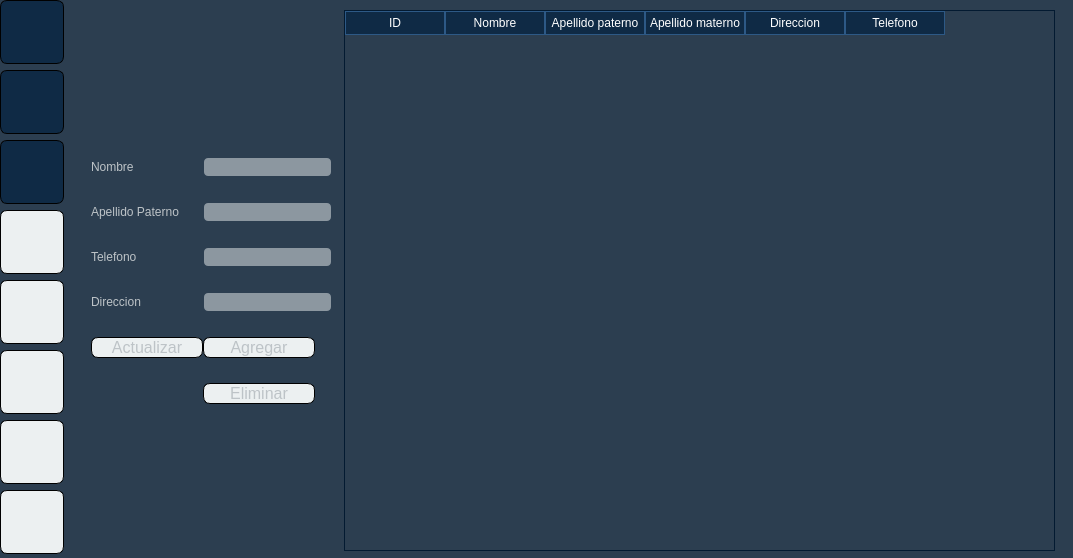
Old version of the form Ing_Soft_II-Constructora-master/HomePage.ui in the repository Alan-Yehoshua/Ing_Soft_II-Constructora.
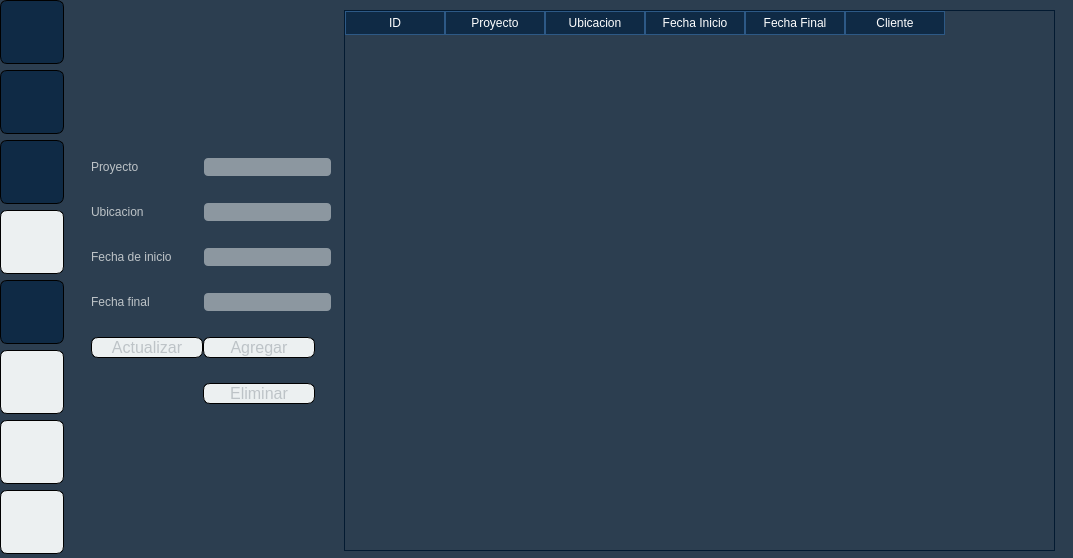
New version of the form. The open tabs and pages were chosen to show the change. Icons and pictures are not drawn.

Commit message: New Page and function

What changed in the file:
```diff
--- a/Ing_Soft_II-Constructora-master/HomePage.ui
+++ b/Ing_Soft_II-Constructora-master/HomePage.ui
@@ -244,6 +244,15 @@
        <property name="toolTip">
         <string>Obras</string>
        </property>
+       <property name="styleSheet">
+        <string notr="true">#BuildingButton {
+    border: 1px solid black;
+    border-radius: 7px;
+    background: #0F2A45;
+}
+
+#BuildingButton:hover {background: #2D5986;}</string>
+       </property>
        <property name="icon">
         <iconset>
          <normaloff>Icon/organization-32.ico</normaloff>Icon/organization-32.ico</iconset>
@@ -600,12 +609,7 @@
          </column>
          <column>
           <property name="text">
-           <string>Apellido paterno</string>
-          </property>
-         </column>
-         <column>
-          <property name="text">
-           <string>Apellido materno</string>
+           <string>ApellidoP</string>
           </property>
          </column>
          <column>
@@ -945,9 +949,255 @@
            <string>Contraseña</string>
           </property>
          </column>
+        </widget>
+       </item>
+      </layout>
+     </widget>
+    </widget>
+    <widget class="QWidget" name="page_Building">
+     <widget class="QWidget" name="horizontalLayoutWidget_3">
+      <property name="geometry">
+       <rect>
+        <x>0</x>
+        <y>0</y>
+        <width>991</width>
+        <height>541</height>
+       </rect>
+      </property>
+      <layout class="QHBoxLayout" name="horizontalLayout_4" stretch="0,0">
+       <property name="spacing">
+        <number>12</number>
+       </property>
+       <property name="sizeConstraint">
+        <enum>QLayout::SetMaximumSize</enum>
+       </property>
+       <property name="leftMargin">
+        <number>6</number>
+       </property>
+       <property name="rightMargin">
+        <number>6</number>
+       </property>
+       <item>
+        <layout class="QFormLayout" name="formLayout_4">
+         <property name="sizeConstraint">
+          <enum>QLayout::SetFixedSize</enum>
+         </property>
+         <property name="labelAlignment">
+          <set>Qt::AlignJustify|Qt::AlignVCenter</set>
+         </property>
+         <property name="formAlignment">
+          <set>Qt::AlignJustify|Qt::AlignVCenter</set>
+         </property>
+         <property name="horizontalSpacing">
+          <number>0</number>
+         </property>
+         <property name="verticalSpacing">
+          <number>25</number>
+         </property>
+         <property name="leftMargin">
+          <number>15</number>
+         </property>
+         <item row="0" column="0">
+          <widget class="QLabel" name="ProyectLabel">
+           <property name="text">
+            <string>Proyecto</string>
+           </property>
+          </widget>
+         </item>
+         <item row="0" column="1">
+          <widget class="QLineEdit" name="Proyect">
+           <property name="sizePolicy">
+            <sizepolicy hsizetype="Fixed" vsizetype="Fixed">
+             <horstretch>150</horstretch>
+             <verstretch>0</verstretch>
+            </sizepolicy>
+           </property>
+          </widget>
+         </item>
+         <item row="1" column="0">
+          <widget class="QLabel" name="UbicationLabel">
+           <property name="text">
+            <string>Ubicacion</string>
+           </property>
+          </widget>
+         </item>
+         <item row="1" column="1">
+          <widget class="QLineEdit" name="Ubication">
+           <property name="sizePolicy">
+            <sizepolicy hsizetype="Fixed" vsizetype="Fixed">
+             <horstretch>0</horstretch>
+             <verstretch>0</verstretch>
+            </sizepolicy>
+           </property>
+          </widget>
+         </item>
+         <item row="2" column="0">
+          <widget class="QLabel" name="StartDateLabel">
+           <property name="text">
+            <string>Fecha de inicio</string>
+           </property>
+          </widget>
+         </item>
+         <item row="2" column="1">
+          <widget class="QLineEdit" name="StartDate">
+           <property name="sizePolicy">
+            <sizepolicy hsizetype="Fixed" vsizetype="Fixed">
+             <horstretch>100</horstretch>
+             <verstretch>0</verstretch>
+            </sizepolicy>
+           </property>
+          </widget>
+         </item>
+         <item row="3" column="0">
+          <widget class="QLabel" name="EndDateLabel">
+           <property name="text">
+            <string>Fecha final</string>
+           </property>
+          </widget>
+         </item>
+         <item row="3" column="1">
+          <widget class="QLineEdit" name="EndDate">
+           <property name="sizePolicy">
+            <sizepolicy hsizetype="Fixed" vsizetype="Fixed">
+             <horstretch>0</horstretch>
+             <verstretch>0</verstretch>
+            </sizepolicy>
+           </property>
+          </widget>
+         </item>
+         <item row="4" column="0">
+          <widget class="QPushButton" name="UpdateBuilding">
+           <property name="font">
+            <font>
+             <pointsize>12</pointsize>
+            </font>
+           </property>
+           <property name="cursor">
+            <cursorShape>PointingHandCursor</cursorShape>
+           </property>
+           <property name="text">
+            <string>Actualizar</string>
+           </property>
+          </widget>
+         </item>
+         <item row="4" column="1">
+          <widget class="QPushButton" name="AddBuilding">
+           <property name="sizePolicy">
+            <sizepolicy hsizetype="Fixed" vsizetype="Fixed">
+             <horstretch>0</horstretch>
+             <verstretch>0</verstretch>
+            </sizepolicy>
+           </property>
+           <property name="font">
+            <font>
+             <pointsize>12</pointsize>
+            </font>
+           </property>
+           <property name="cursor">
+            <cursorShape>PointingHandCursor</cursorShape>
+           </property>
+           <property name="text">
+            <string>Agregar</string>
+           </property>
+          </widget>
+         </item>
+         <item row="5" column="1">
+          <widget class="QPushButton" name="DeleteBuilding">
+           <property name="sizePolicy">
+            <sizepolicy hsizetype="Fixed" vsizetype="Fixed">
+             <horstretch>0</horstretch>
+             <verstretch>0</verstretch>
+            </sizepolicy>
+           </property>
+           <property name="font">
+            <font>
+             <pointsize>12</pointsize>
+            </font>
+           </property>
+           <property name="cursor">
+            <cursorShape>PointingHandCursor</cursorShape>
+           </property>
+           <property name="text">
+            <string>Eliminar</string>
+           </property>
+          </widget>
+         </item>
+        </layout>
+       </item>
+       <item>
+        <widget class="QTableWidget" name="TableBuilding">
+         <property name="font">
+          <font>
+           <pointsize>10</pointsize>
+          </font>
+         </property>
+         <property name="styleSheet">
+          <string notr="true">    QHeaderView::section {
+        background-color: #0F2A45;   /* Fondo del encabezado */
+        color: white;                /* Color del texto */
+        border: 1px solid #2D5986;   /* Bordes del encabezado */
+		padding: 2px;
+    }
+
+    QTableWidget::item {
+        border: 1px solid #2D5986;   /* Bordes de las celdas */
+        padding: 2px;                /* Espaciado dentro de las celdas */
+    }
+    QTableWidget::item:selected {
+        background-color: #34495E;   /* Fondo cuando se selecciona */
+    }
+
+    QTableWidget {
+        border: 1px solid #031A31;   /* Bordes de la tabla */
+    }
+
+    QScrollBar:vertical {
+        background: #000000;
+        width: 16px;
+    }
+    
+    QScrollBar::handle:vertical {
+        background: #00796b;
+        min-height: 20px;
+	}</string>
+         </property>
+         <property name="textElideMode">
+          <enum>Qt::ElideRight</enum>
+         </property>
+         <property name="showGrid">
+          <bool>true</bool>
+         </property>
+         <property name="sortingEnabled">
+          <bool>true</bool>
+         </property>
          <column>
           <property name="text">
-           <string>Obra</string>
+           <string>ID</string>
+          </property>
+         </column>
+         <column>
+          <property name="text">
+           <string>Proyecto</string>
+          </property>
+         </column>
+         <column>
+          <property name="text">
+           <string>Ubicacion</string>
+          </property>
+         </column>
+         <column>
+          <property name="text">
+           <string>Fecha Inicio</string>
+          </property>
+         </column>
+         <column>
+          <property name="text">
+           <string>Fecha Final</string>
+          </property>
+         </column>
+         <column>
+          <property name="text">
+           <string>Cliente</string>
           </property>
          </column>
         </widget>
```
Left out of the diff: 50 changed lines with no effect on the pictures. The commit also changes 2 other files.
